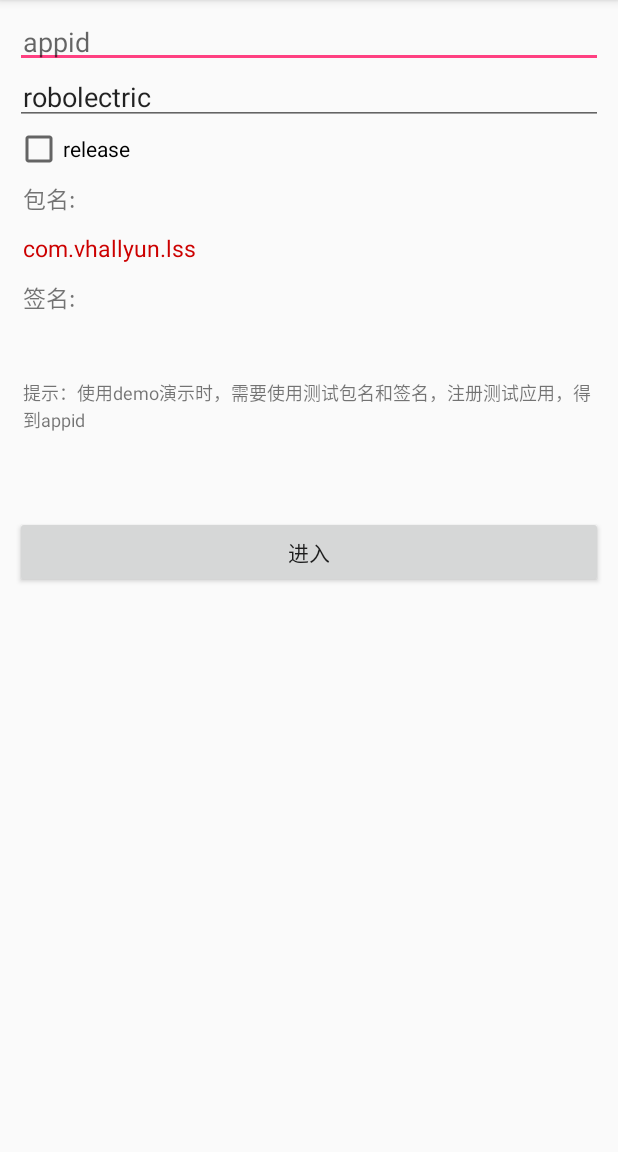
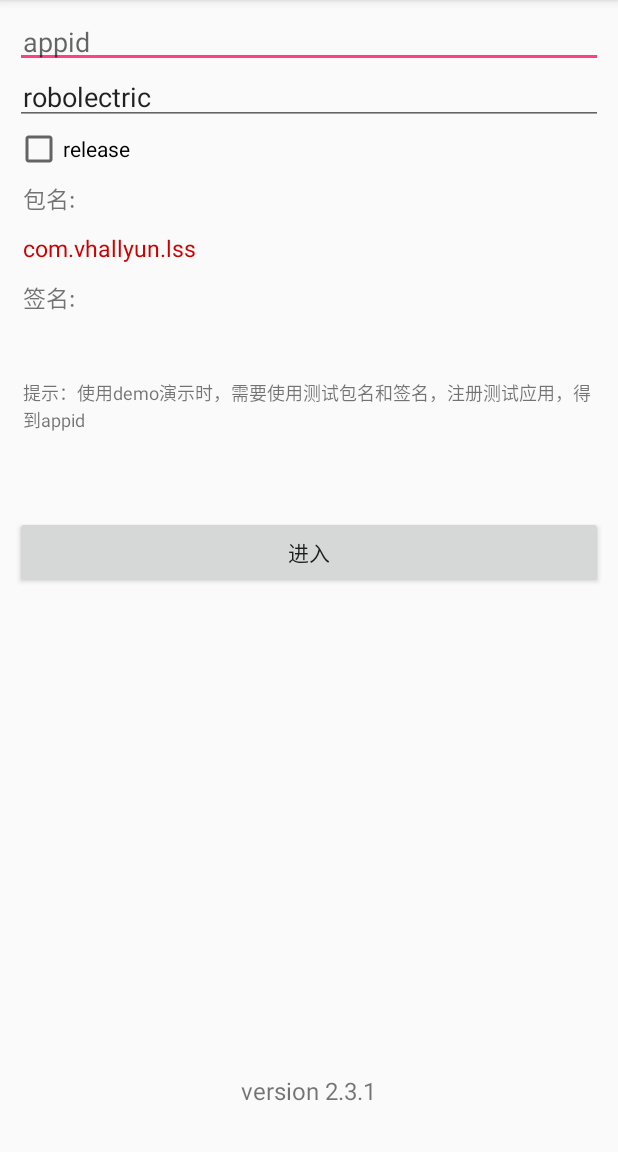
Before and after one commit to vhall/VHYun_SDK_LSS_Android, an Android app: the screen it shows after launch (SplashActivity), on a phone screen of 412 x 824 dp, the part 84-1236 px from its top. Run offline under Robolectric (Android 15) with nearby library versions, the phone set to English and light mode, and no system bars; libraries missing offline, so code that uses them is left out: com.vhall.framework; 1 statement that could not run was skipped.

Commit message:
增加版本展示

```diff
--- a/app/build.gradle
+++ b/app/build.gradle
@@ -7,7 +7,7 @@ android {
         minSdkVersion 21
         targetSdkVersion 28
         versionCode 1
-        versionName "2.3.0"
+        versionName "2.3.1"
         testInstrumentationRunner "android.support.test.runner.AndroidJUnitRunner"
     }
     buildTypes {
--- a/app/src/main/java/com/vhallyun/lss/SplashActivity.java
+++ b/app/src/main/java/com/vhallyun/lss/SplashActivity.java
@@ -32,7 +32,8 @@ public class SplashActivity extends AppCompatActivity {
     EditText mEditAppid;
     EditText mEditUserid;
     CheckBox checkBox;
-    TextView tvPackageName,tvSignatures;
+    TextView tvPackageName,tvSignatures,version;
+
 
 
     @Override
@@ -41,6 +42,7 @@ public class SplashActivity extends AppCompatActivity {
         setContentView(R.layout.splash_layout);
         mEditAppid = this.findViewById(R.id.et_appid);
         mEditUserid = this.findViewById(R.id.et_userid);
+        version = this.findViewById(R.id.version);
         mEditAppid.setText("");
         mEditUserid.setText(Build.MODEL);//String.valueOf(System.currentTimeMillis())
         checkBox = findViewById(R.id.cb_env);
@@ -49,6 +51,7 @@ public class SplashActivity extends AppCompatActivity {
         tvSignatures = findViewById(R.id.tv_signatures);
         tvSignatures.setText(SignatureUtil.getSignatureSHA1(this, getPackageName()));
         getPermission();
+        version.setText(String.format("version %s",BuildConfig.VERSION_NAME));
 
     }
 
--- a/app/src/main/res/layout/splash_layout.xml
+++ b/app/src/main/res/layout/splash_layout.xml
@@ -70,4 +70,19 @@
         android:onClick="enter"
         android:text="进入" />
 
+    <View
+        android:layout_width="wrap_content"
+        android:layout_height="0dp"
+        android:layout_weight="1"
+        ></View>
+
+    <TextView
+        android:id="@+id/version"
+        android:layout_width="wrap_content"
+        android:layout_height="wrap_content"
+        android:layout_gravity="center_horizontal"
+        android:text="@string/app_name"
+        android:textSize="16sp"
+        android:layout_marginBottom="20dp"
+/>
 </LinearLayout>
--- a/lssui/build.gradle
+++ b/lssui/build.gradle
@@ -28,9 +28,9 @@ dependencies {
     testImplementation 'junit:junit:4.12'
     androidTestImplementation 'com.android.support.test:runner:1.0.2'
     androidTestImplementation 'com.android.support.test.espresso:espresso-core:3.0.2'
-    api 'com.vhall.android.library:vhallyun-lss:2.1.5'
-    api 'com.vhall.android.library:vhallyun-vod:2.1.2'
-    api 'com.vhall.android.library:vhallyun-framework:2.3.4'
+    api 'com.github.vhall.android.library:vhallyun-lss:2.1.52'
+    api 'com.github.vhall.android.library:vhallyun-vod:2.1.2'
+    api 'com.github.vhall.android.library:vhallyun-framework:2.3.4'
 
     api 'org.eclipse.jetty:jetty-server:8.1.8.v20121106'
     api 'org.eclipse.jetty:jetty-servlet:8.1.8.v20121106'
```
Also changed, not shown: 1 other file.
